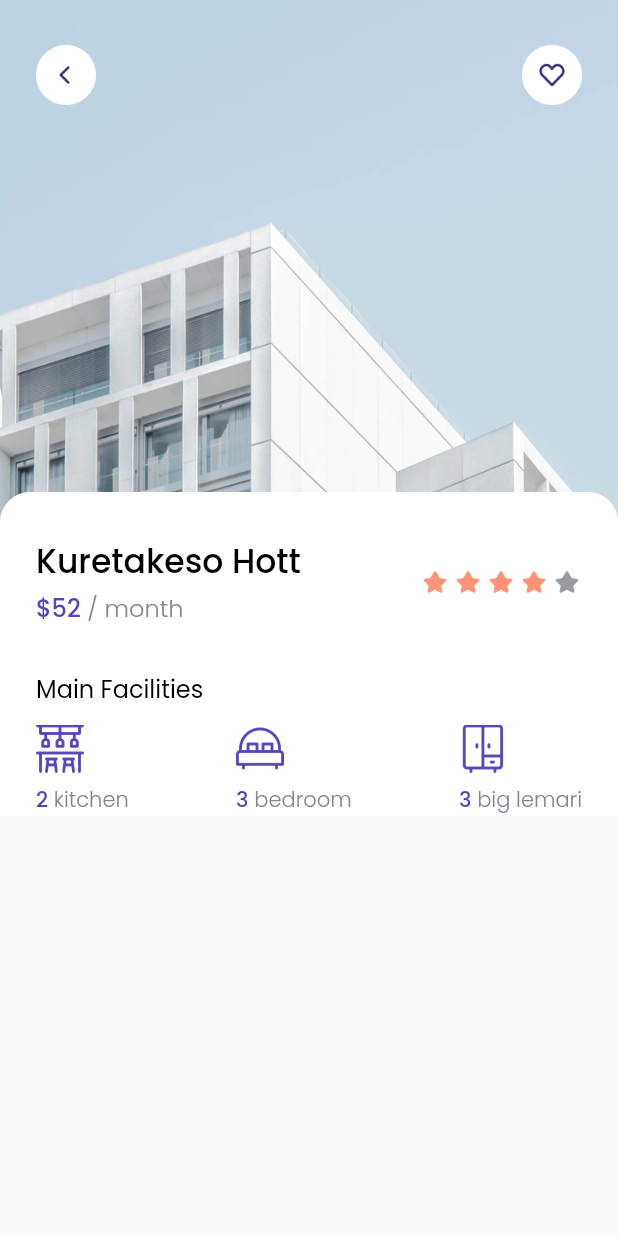
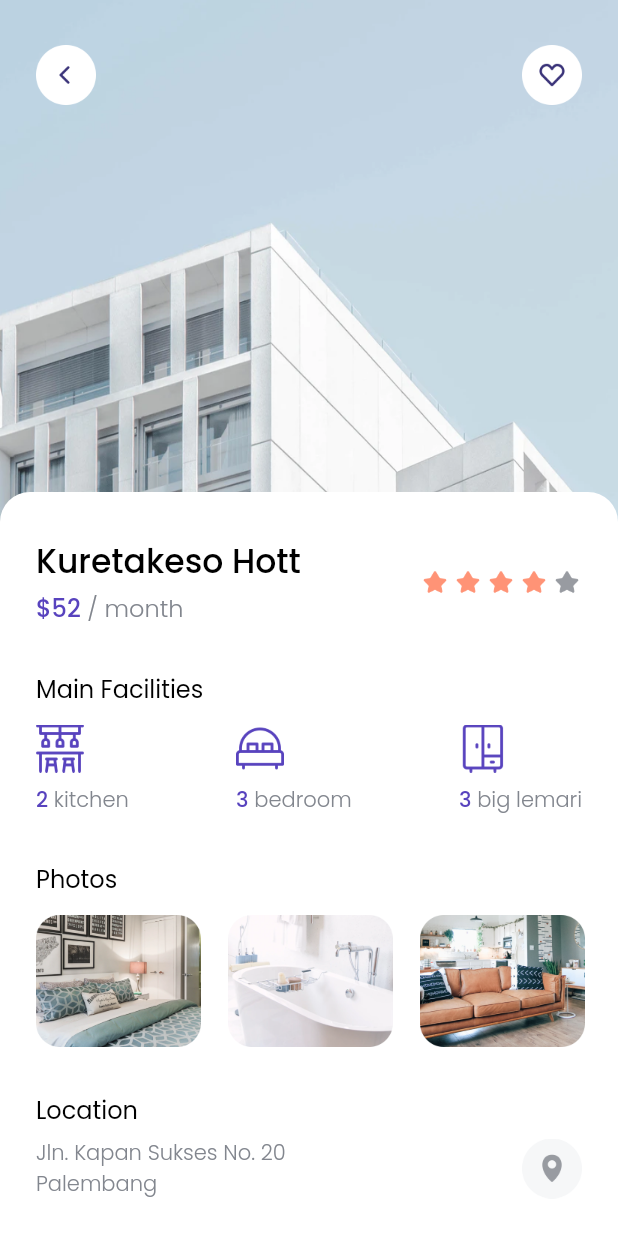
Before and after one commit to LordRedsky/cozy_app, a Flutter app: the DetailPage screen opened directly, on a phone screen of 412 x 824 dp. Run offline on Flutter 3.47's test engine with Material 2 defaults, Android fonts, the phone set to English and light mode, and no system bars; our stand-ins replace google_fonts.

Commit message:
on progress details page for navigasi map & telephone

```diff
--- a/lib/pages/detail_page.dart
+++ b/lib/pages/detail_page.dart
@@ -8,6 +8,7 @@ class DetailPage extends StatelessWidget {
   @override
   Widget build(BuildContext context) {
     return Scaffold(
+      backgroundColor: whiteColor,
       body: SafeArea(
         bottom: false,
         child: Stack(
@@ -17,30 +18,6 @@ class DetailPage extends StatelessWidget {
               width: MediaQuery.of(context).size.width,
               height: 350,
               fit: BoxFit.cover,
-            ),
-            Padding(
-              padding: EdgeInsets.symmetric(
-                horizontal: edge,
-                vertical: 30,
-              ),
-              child: Row(
-                mainAxisAlignment: MainAxisAlignment.spaceBetween,
-                children: [
-                  InkWell(
-                    onTap: () {
-                      Navigator.pop(context);
-                    },
-                    child: Image.asset(
-                      'assets/btn_back.png',
-                      width: 40,
-                    ),
-                  ),
-                  Image.asset(
-                    'assets/btn_wishlist.png',
-                    width: 40,
-                  ),
-                ],
-              ),
             ),
             ListView(
               children: [
@@ -171,11 +148,142 @@ class DetailPage extends StatelessWidget {
                           ],
                         ),
                       ),
+                      const SizedBox(
+                        height: 30,
+                      ),
+                      //! NOTE: PHOTO
+                      Padding(
+                        padding: EdgeInsets.only(left: edge),
+                        child: Text(
+                          'Photos',
+                          style: regularTextStyle.copyWith(
+                            fontSize: 16,
+                          ),
+                        ),
+                      ),
+                      const SizedBox(
+                        height: 12,
+                      ),
+                      SizedBox(
+                        height: 88,
+                        child: ListView(
+                          scrollDirection: Axis.horizontal,
+                          children: [
+                            SizedBox(
+                              width: edge,
+                            ),
+                            Image.asset(
+                              'assets/pic_01.png',
+                              width: 110,
+                              height: 88,
+                              fit: BoxFit.cover,
+                            ),
+                            const SizedBox(width: 18),
+                            Image.asset(
+                              'assets/pic_02.png',
+                              width: 110,
+                              height: 88,
+                              fit: BoxFit.cover,
+                            ),
+                            const SizedBox(width: 18),
+                            Image.asset(
+                              'assets/pic_03.png',
+                              width: 110,
+                              height: 88,
+                              fit: BoxFit.cover,
+                            ),
+                          ],
+                        ),
+                      ),
+                      const SizedBox(
+                        height: 30,
+                      ),
+                      //! NOTE: LOCATION
+                      Padding(
+                        padding: EdgeInsets.only(left: edge),
+                        child: Text(
+                          'Location',
+                          style: regularTextStyle.copyWith(
+                            fontSize: 16,
+                          ),
+                        ),
+                      ),
+                      const SizedBox(
+                        height: 6,
+                      ),
+                      Padding(
+                        padding: EdgeInsets.symmetric(
+                          horizontal: edge,
+                        ),
+                        child: Row(
+                          mainAxisAlignment: MainAxisAlignment.spaceBetween,
+                          children: [
+                            Text(
+                              'Jln. Kapan Sukses No. 20\nPalembang',
+                              style: greyTextStyle,
+                            ),
+                            Image.asset(
+                              'assets/btn_map.png',
+                              width: 40,
+                            ),
+                          ],
+                        ),
+                      ),
+                      const SizedBox(
+                        height: 40,
+                      ),
+                      Container(
+                        margin: EdgeInsets.symmetric(
+                          horizontal: edge,
+                        ),
+                        height: 50,
+                        width: MediaQuery.of(context).size.width - (2 * edge),
+                        child: ElevatedButton(
+                          onPressed: () {},
+                          style: ElevatedButton.styleFrom(
+                            backgroundColor: purpleColor,
+                            shape: RoundedRectangleBorder(
+                              borderRadius: BorderRadius.circular(17),
+                            ),
+                          ),
+                          child: Text(
+                            'Book Now',
+                            style: whiteTextStyle.copyWith(fontSize: 18),
+                          ),
+                        ),
+                      ),
                     ],
                   ),
-                )
+                ),
+                const SizedBox(
+                  height: 20,
+                ),
               ],
-            )
+            ),
+            Padding(
+              padding: EdgeInsets.symmetric(
+                horizontal: edge,
+                vertical: 30,
+              ),
+              child: Row(
+                mainAxisAlignment: MainAxisAlignment.spaceBetween,
+                children: [
+                  InkWell(
+                    onTap: () {
+                      Navigator.pop(context);
+                    },
+                    child: Image.asset(
+                      'assets/btn_back.png',
+                      width: 40,
+                    ),
+                  ),
+                  Image.asset(
+                    'assets/btn_wishlist.png',
+                    width: 40,
+                  ),
+                ],
+              ),
+            ),
           ],
         ),
       ),
--- a/lib/pages/home_page.dart
+++ b/lib/pages/home_page.dart
@@ -14,6 +14,7 @@ class HomePage extends StatelessWidget {
   @override
   Widget build(BuildContext context) {
     return Scaffold(
+      backgroundColor: whiteColor,
       body: SafeArea(
         bottom: false,
         child: ListView(
--- a/lib/pages/splash_page.dart
+++ b/lib/pages/splash_page.dart
@@ -8,6 +8,7 @@ class SplashPage extends StatelessWidget {
   @override
   Widget build(BuildContext context) {
     return Scaffold(
+      backgroundColor: whiteColor,
       body: SafeArea(
         bottom: false,
         child: Stack(
```
